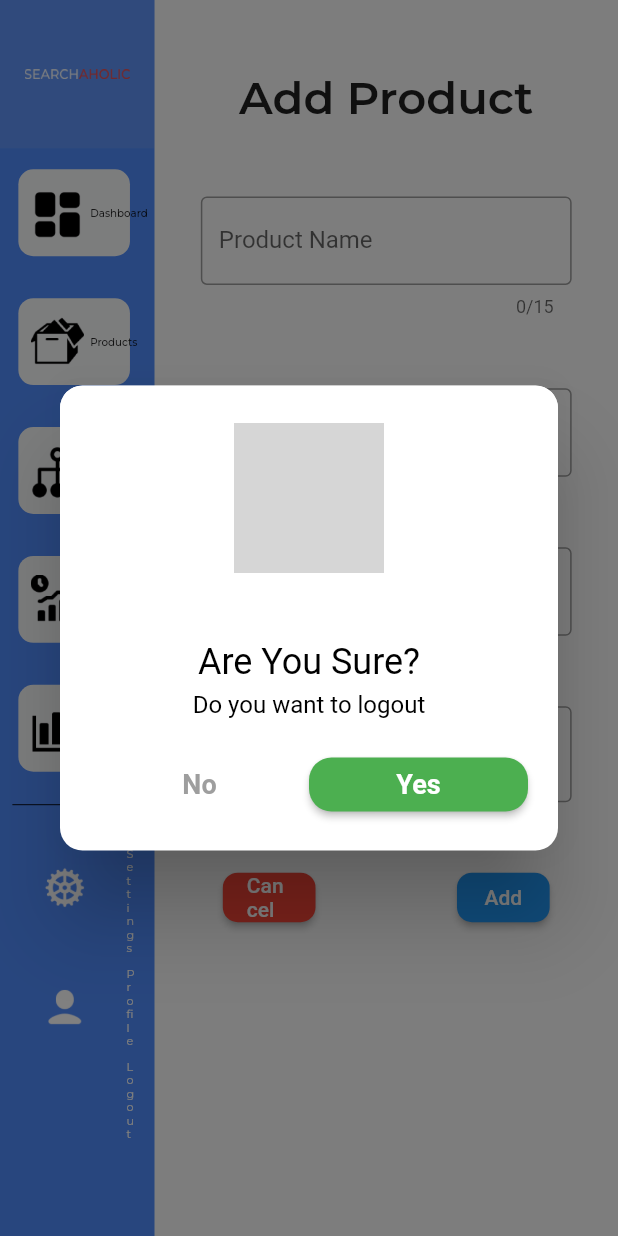
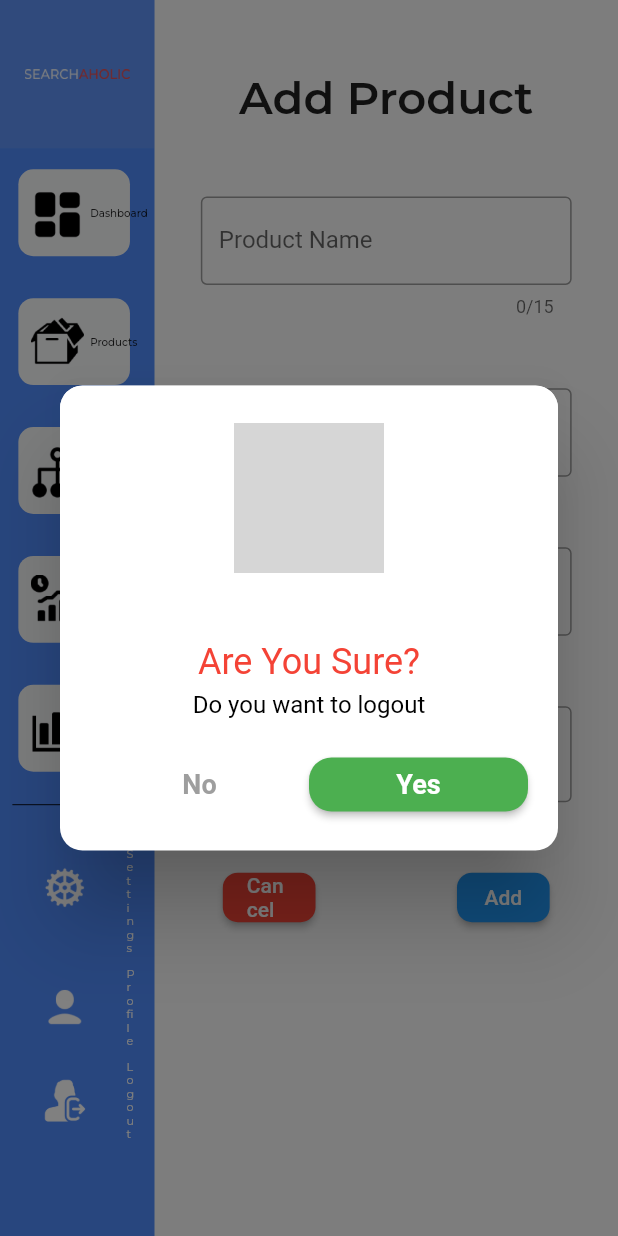
Before and after one commit to mzaeemnasir/Search-A-Holic-FYP, a Flutter app: the AddProduct screen opened directly, after a tap on "Logout", on a phone screen of 412 x 824 dp. Run offline on Flutter 3.47's test engine with Material 2 defaults, Android fonts, the phone set to English and light mode, and no system bars; our stand-ins replace form_field_validator, google_fonts, quickalert, rounded_loading_button; missing offline and left inert: desktop_window, email_otp, firedart; grey boxes are pictures that could not be loaded.

Commit message:
updated sideBar

```diff
--- a/lib/sidebar.dart
+++ b/lib/sidebar.dart
@@ -716,6 +716,7 @@ class _SidebarState extends State<Sidebar> {
                   QuickAlert.show(
                     context: context,
                     type: QuickAlertType.confirm,
+                    animType: QuickAlertAnimType.scale,
                     text: 'Do you want to logout',
                     confirmBtnText: 'Yes',
                     onConfirmBtnTap: () {
@@ -726,6 +727,7 @@ class _SidebarState extends State<Sidebar> {
                     },
                     cancelBtnText: 'No',
                     confirmBtnColor: Colors.green,
+                    titleColor: Colors.red,
                   );
                 },
                 leading: SizedBox(
--- a/pubspec.yaml
+++ b/pubspec.yaml
@@ -91,6 +91,7 @@ flutter:
     - images/viewOrders.png
     - images/report.png
     - images/password_recover.jpg
+    - images/logout_icon3.png
 
   # An image asset can refer to one or more resolution-specific "variants", see
   # https://flutter.dev/assets-and-images/#resolution-aware
```
